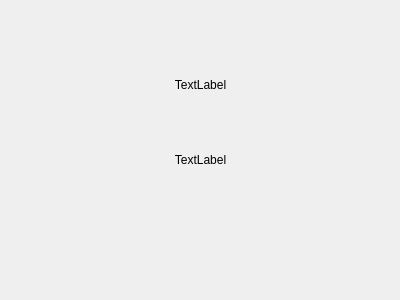
This is SmartCabinet/Countdown/countdown.ui in birdman1992/SmartCabinet as Qt 5 draws it before an edit. The edited form follows.
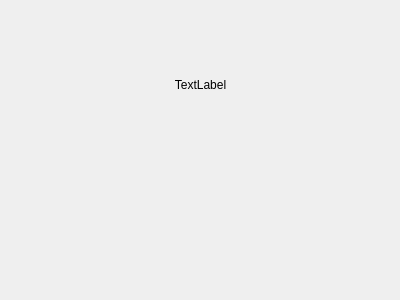
This is the edited form.

Commit message: 修改:         Countdown/countdown.cpp 	修改:         Countdown/countdown.h 	修改:         Countdown/countdown.ui 	修改:         Menu/setmenu.cpp 	修改:         Menu/setmenu.h 	修改:         mainwidget.cpp 	修改:         mainwidget.h

```diff
--- a/SmartCabinet/Countdown/countdown.ui
+++ b/SmartCabinet/Countdown/countdown.ui
@@ -39,7 +39,7 @@
     </rect>
    </property>
    <property name="text">
-    <string>TextLabel</string>
+    <string/>
    </property>
    <property name="alignment">
     <set>Qt::AlignCenter</set>
```
The commit also changes 6 other files.
